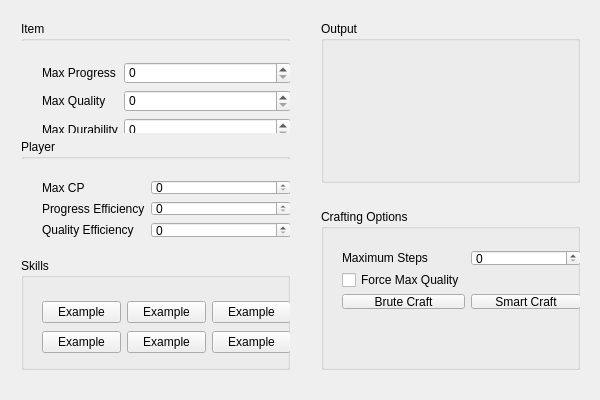
CChiverton/CrafterOfLight, file CrafterOfLight/CrafterOfLight.ui: the form before one commit.
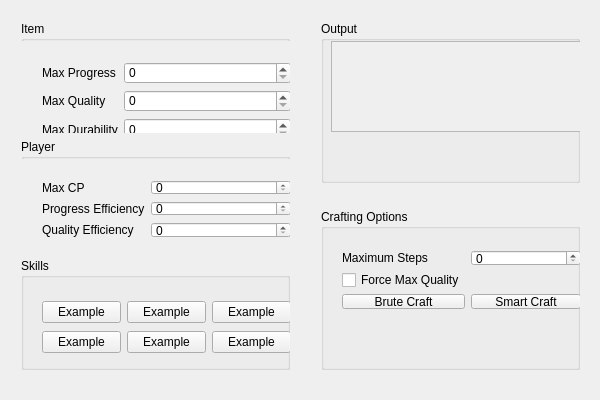
The form after the commit.

Commit message:
Example functions
A demonstration of how to interact with UI elements and provide functions to the buttons.

What changed in the file:
```diff
--- a/CrafterOfLight/CrafterOfLight.ui
+++ b/CrafterOfLight/CrafterOfLight.ui
@@ -304,12 +304,44 @@
    </property>
    <layout class="QVBoxLayout" name="verticalLayout_2">
     <item>
-     <layout class="QVBoxLayout" name="verticalLayout_3">
-      <item>
-       <widget class="QGroupBox" name="groupBox_2">
+     <widget class="QGroupBox" name="outputBox">
         <property name="title">
          <string>Output</string>
         </property>
+      <widget class="QScrollArea" name="scrollArea_3">
+       <property name="geometry">
+        <rect>
+         <x>10</x>
+         <y>20</y>
+         <width>261</width>
+         <height>91</height>
+        </rect>
+       </property>
+       <property name="widgetResizable">
+        <bool>true</bool>
+       </property>
+       <widget class="QWidget" name="scrollAreaWidgetContents_3">
+        <property name="geometry">
+         <rect>
+          <x>0</x>
+          <y>0</y>
+          <width>259</width>
+          <height>89</height>
+         </rect>
+        </property>
+        <widget class="QWidget" name="gridLayoutWidget_3">
+         <property name="geometry">
+          <rect>
+           <x>10</x>
+           <y>0</y>
+           <width>241</width>
+           <height>81</height>
+          </rect>
+         </property>
+         <layout class="QGridLayout" name="gridLayout_macroOutput"/>
+        </widget>
+       </widget>
+      </widget>
        </widget>
       </item>
       <item>
@@ -340,13 +372,6 @@
           </rect>
          </property>
          <layout class="QGridLayout" name="gridLayout">
-          <item row="2" column="0">
-           <widget class="QPushButton" name="pushButton">
-            <property name="text">
-             <string>Brute Craft</string>
-            </property>
-           </widget>
-          </item>
           <item row="1" column="0">
            <widget class="QCheckBox" name="checkBox">
             <property name="text">
@@ -355,7 +380,7 @@
            </widget>
           </item>
           <item row="2" column="1">
-           <widget class="QPushButton" name="pushButton_2">
+         <widget class="QPushButton" name="pushButton_smartCraft">
             <property name="text">
              <string>Smart Craft</string>
             </property>
@@ -371,11 +396,16 @@
           <item row="0" column="1">
            <widget class="QSpinBox" name="spinBox_7"/>
           </item>
-         </layout>
-        </widget>
+        <item row="2" column="0">
+         <widget class="QPushButton" name="pushButton_bruteCraft">
+          <property name="text">
+           <string>Brute Craft</string>
+          </property>
        </widget>
       </item>
      </layout>
+      </widget>
+     </widget>
     </item>
    </layout>
   </widget>
```
Lines whose indentation alone changed are shown as unchanged. The commit also changes 2 other files.
